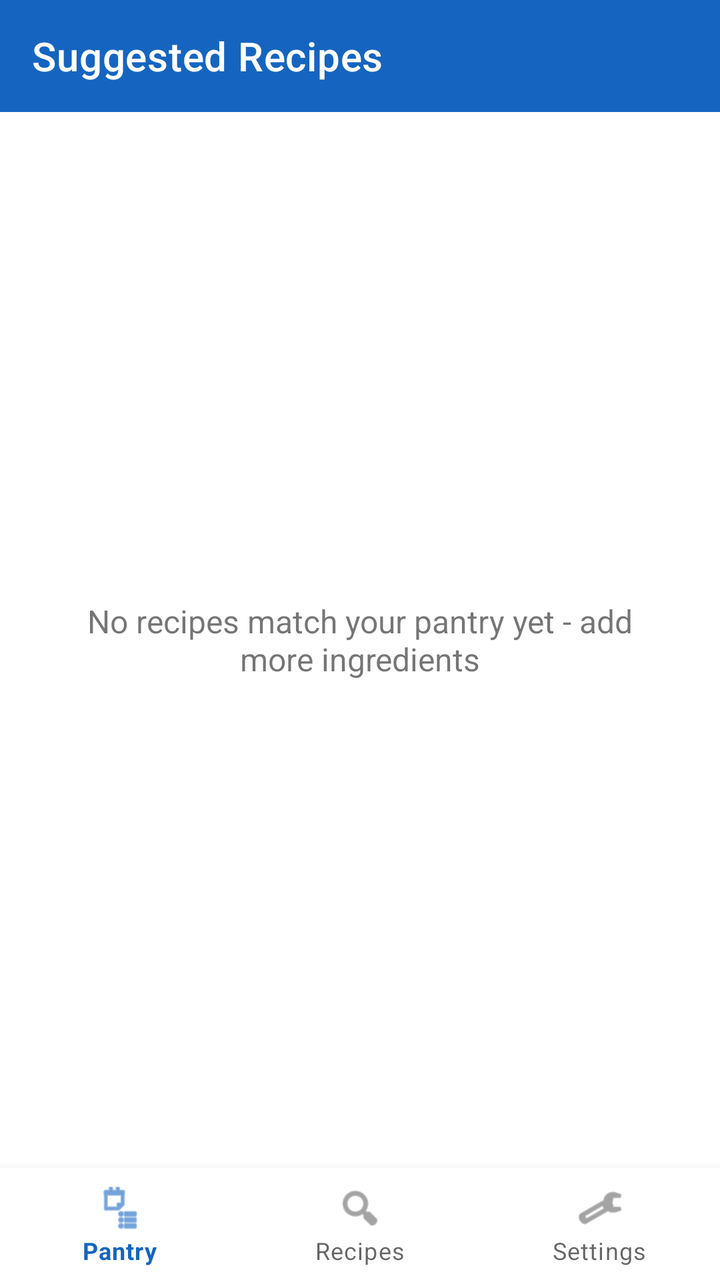
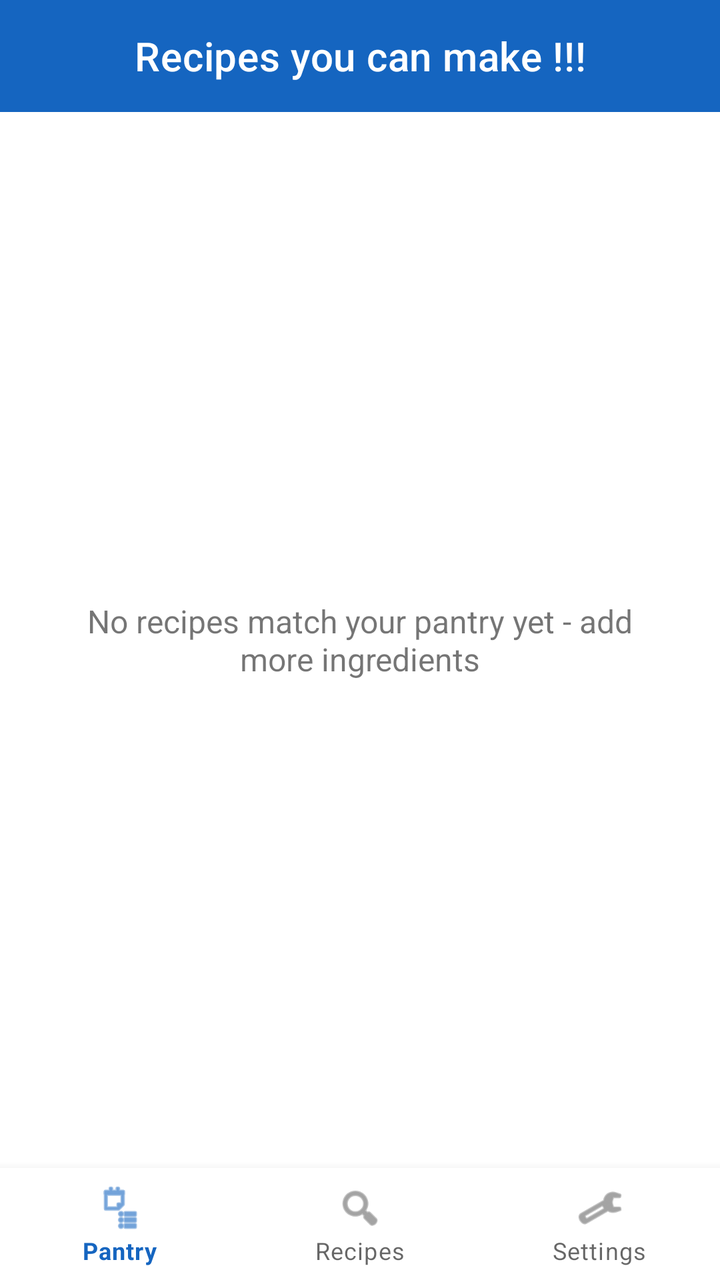

Before-and-after screenshots of an Android layout around one commit, followed by the original layout XML and the change that was made.
<!-- AndroidManifest.xml: application theme Theme.SmartPantry -->
<!-- res/layout/activity_suggested.xml -->
<?xml version="1.0" encoding="utf-8"?>
<androidx.constraintlayout.widget.ConstraintLayout xmlns:android="http://schemas.android.com/apk/res/android"
    xmlns:app="http://schemas.android.com/apk/res-auto"
    android:layout_width="match_parent"
    android:layout_height="match_parent">

    <com.google.android.material.appbar.MaterialToolbar
        android:id="@+id/toolbar"
        android:layout_width="0dp"
        android:layout_height="?attr/actionBarSize"
        android:background="@color/primary"
        app:title="Suggested Recipes"
        app:titleTextColor="@color/white"
        app:layout_constraintTop_toTopOf="parent"
        app:layout_constraintStart_toStartOf="parent"
        app:layout_constraintEnd_toEndOf="parent" />

    <TextView
        android:id="@+id/tvSummary"
        android:layout_width="0dp"
        android:layout_height="wrap_content"
        android:padding="16dp"
        android:textStyle="bold"
        android:textSize="16sp"
        app:layout_constraintTop_toBottomOf="@id/toolbar"
        app:layout_constraintStart_toStartOf="parent"
        app:layout_constraintEnd_toEndOf="parent" />

    <androidx.recyclerview.widget.RecyclerView
        android:id="@+id/recyclerRecipes"
        android:layout_width="0dp"
        android:layout_height="0dp"
        android:padding="8dp"
        android:clipToPadding="false"
        app:layout_constraintTop_toBottomOf="@id/tvSummary"
        app:layout_constraintBottom_toTopOf="@id/bottom_nav"
        app:layout_constraintStart_toStartOf="parent"
        app:layout_constraintEnd_toEndOf="parent" />

    <TextView
        android:id="@+id/tvEmpty"
        android:layout_width="0dp"
        android:layout_height="wrap_content"
        android:gravity="center"
        android:padding="32dp"
        android:text="No recipes match your pantry yet - add more ingredients"
        android:textSize="16sp"
        app:layout_constraintTop_toBottomOf="@id/toolbar"
        app:layout_constraintBottom_toTopOf="@id/bottom_nav"
        app:layout_constraintStart_toStartOf="parent"
        app:layout_constraintEnd_toEndOf="parent" />

    <com.google.android.material.bottomnavigation.BottomNavigationView
        android:id="@+id/bottom_nav"
        android:layout_width="0dp"
        android:layout_height="wrap_content"
        app:menu="@menu/bottom_nav"
        app:layout_constraintBottom_toBottomOf="parent"
        app:layout_constraintStart_toStartOf="parent"
        app:layout_constraintEnd_toEndOf="parent" />
</androidx.constraintlayout.widget.ConstraintLayout>
<!-- resources referenced by this layout -->
<resources>
  <color name="primary">#1565C0</color>
  <color name="white">#FFFFFF</color>
  <style name="Theme.SmartPantry" parent="Theme.MaterialComponents.Light.NoActionBar">
          <item name="colorPrimary">@color/primary</item>
          <item name="colorPrimaryVariant">@color/primary_dark</item>
          <item name="colorOnPrimary">@color/white</item>
          <item name="colorSecondary">@color/accent</item>
          <item name="android:statusBarColor">@color/primary_dark</item>
      </style>
  <color name="primary_dark">#0D47A1</color>
  <color name="accent">#29B6F6</color>
</resources>

<!-- the commit's change to res/layout/activity_suggested.xml (unified diff, before → after) -->
@@ -9,7 +9,8 @@
         android:layout_width="0dp"
         android:layout_height="?attr/actionBarSize"
         android:background="@color/primary"
-        app:title="Suggested Recipes"
+        app:title="Recipes you can make !!!"
+        app:titleCentered="true"
         app:titleTextColor="@color/white"
         app:layout_constraintTop_toTopOf="parent"
         app:layout_constraintStart_toStartOf="parent"
